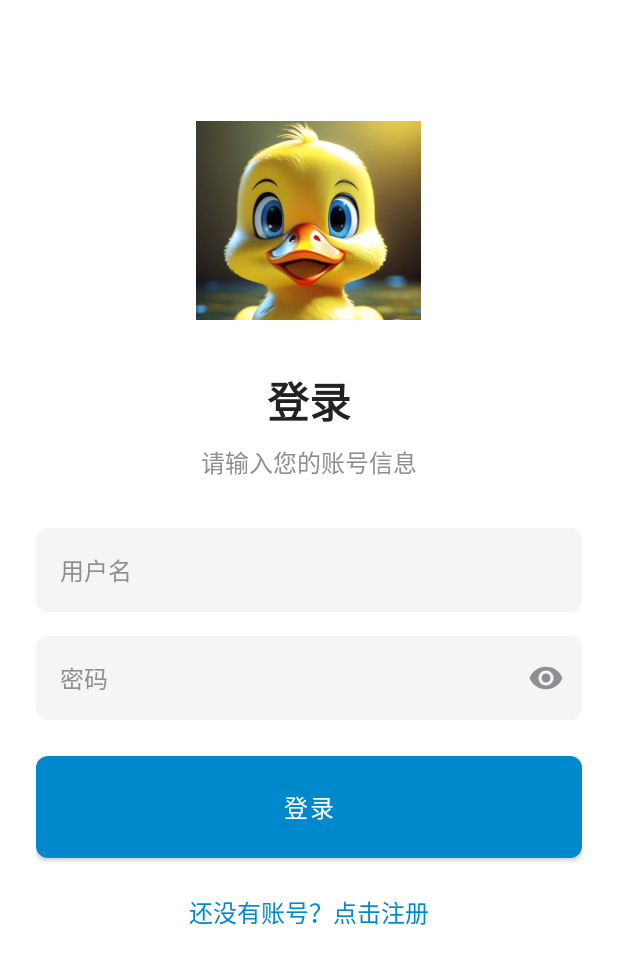
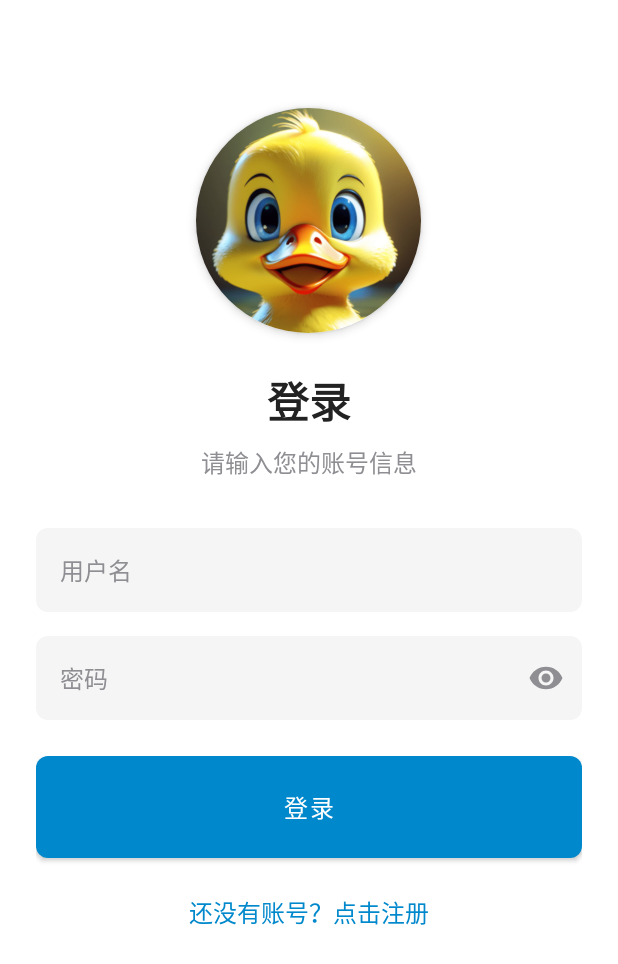
Before and after one commit to Questiony2002/projectV2, an Android app: the screen it shows after launch (LoginActivity), on a phone screen of 412 x 824 dp. Shown: the top 964 px of the screen. Run offline under Robolectric (Android 15) with nearby library versions, the light colour scheme and no system bars.

Commit message:
projectV2 commit4: finishing app logo and app name

```diff
--- /dev/null
+++ b/app/src/main/res/drawable/circle_background.xml
@@ -0,0 +1,5 @@
+<?xml version="1.0" encoding="utf-8"?>
+<shape xmlns:android="http://schemas.android.com/apk/res/android"
+    android:shape="oval">
+    <solid android:color="@color/white"/>
+</shape>
--- a/app/src/main/res/layout/activity_login.xml
+++ b/app/src/main/res/layout/activity_login.xml
@@ -7,15 +7,24 @@
     android:background="@color/telegram_background"
     android:padding="24dp">
 
-    <ImageView
+    <androidx.cardview.widget.CardView
         android:layout_width="150dp"
         android:layout_height="150dp"
-        android:src="@drawable/duck_logo"
         android:layout_gravity="center"
         android:layout_marginTop="48dp"
         android:layout_marginBottom="24dp"
-        android:scaleType="fitCenter"
-        android:adjustViewBounds="true"/>
+        app:cardCornerRadius="75dp"
+        app:cardElevation="4dp">
+
+        <ImageView
+            android:layout_width="match_parent"
+            android:layout_height="match_parent"
+            android:src="@drawable/duck_logo"
+            android:scaleType="centerCrop"
+            android:adjustViewBounds="true"
+            android:padding="0dp"/>
+
+    </androidx.cardview.widget.CardView>
 
     <TextView
         android:layout_width="match_parent"
--- a/app/src/main/res/values/strings.xml
+++ b/app/src/main/res/values/strings.xml
@@ -1,3 +1,4 @@
+<?xml version="1.0" encoding="utf-8"?>
 <resources>
-    <string name="app_name">projectV2</string>
+    <string name="app_name">AI心理助手</string>
 </resources>
```
Also changed, not shown: app/src/main/res/layout/activity_register.xml (+13 -4 lines).
